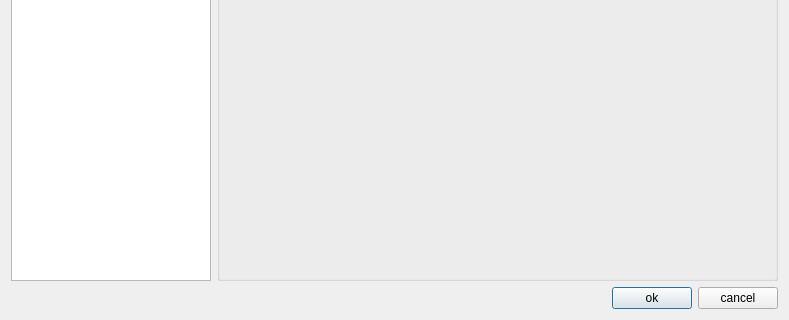
Above: src/ugeneui/src/app_settings/ui/AppSettingsDialog.ui from violethaze74/ugene before the change; both pictures show x 0 to 789 and y 215 to 535 of the 789 by 535 pixel window. Below: the same form after it.
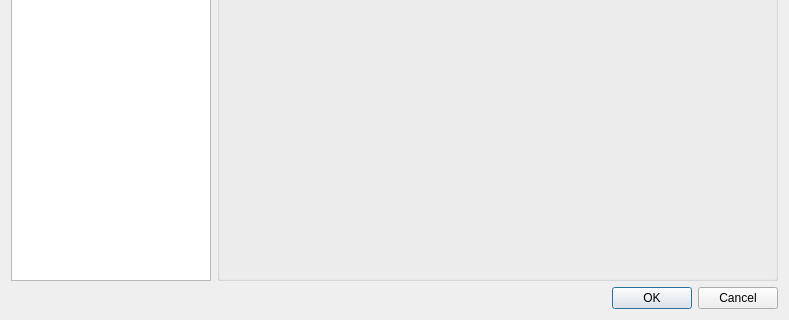
That is the form after the change.

Commit message: Help system for all dialogs, UI improvements for all dialogs.

What changed in the file:
```diff
--- a/src/ugeneui/src/app_settings/ui/AppSettingsDialog.ui
+++ b/src/ugeneui/src/app_settings/ui/AppSettingsDialog.ui
@@ -61,35 +61,11 @@
     </layout>
    </item>
    <item>
-    <layout class="QHBoxLayout" name="buttonsLayout" >
-     <item>
-      <spacer name="horizontalSpacer" >
-       <property name="orientation" >
-        <enum>Qt::Horizontal</enum>
-       </property>
-       <property name="sizeHint" stdset="0" >
-        <size>
-         <width>200</width>
-         <height>22</height>
-        </size>
-       </property>
-      </spacer>
-     </item>
-     <item>
-      <widget class="QPushButton" name="okButton" >
-       <property name="text" >
-        <string>ok</string>
-       </property>
-      </widget>
-     </item>
-     <item>
-      <widget class="QPushButton" name="cancelButton" >
-       <property name="text" >
-        <string>cancel</string>
-       </property>
-      </widget>
-     </item>
-    </layout>
+    <widget class="QDialogButtonBox" name="buttonBox">
+     <property name="standardButtons">
+      <set>QDialogButtonBox::Cancel|QDialogButtonBox::Ok</set>
+     </property>
+    </widget>
    </item>
   </layout>
  </widget>
```
Left out of the diff: 67 changed lines with no effect on the pictures. The commit also changes 309 other files.
